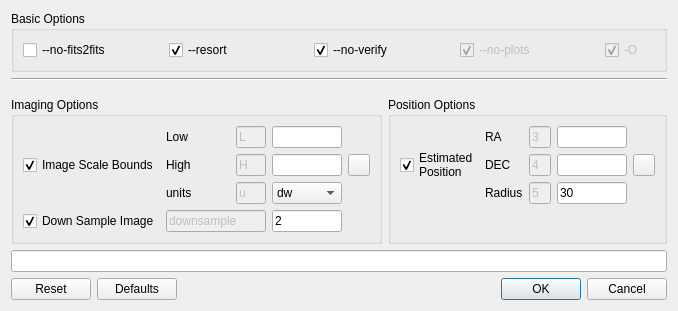
KDE/kstars, file kstars/ekos/align/astrometryoptions.ui: the form before one commit.
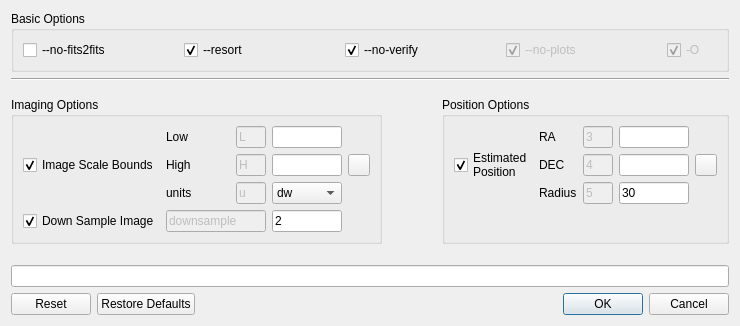
The form after the commit. Custom widgets are drawn as their Qt base class.

Commit message: ekos: use QDialogButtonBox also for Reset and Defaults buttons

```diff
--- a/kstars/ekos/align/astrometryoptions.ui
+++ b/kstars/ekos/align/astrometryoptions.ui
@@ -6,8 +6,8 @@
    <rect>
     <x>0</x>
     <y>0</y>
-    <width>641</width>
-    <height>289</height>
+    <width>740</width>
+    <height>326</height>
    </rect>
   </property>
   <property name="windowTitle">
@@ -642,38 +642,11 @@
     </widget>
    </item>
    <item>
-    <layout class="QHBoxLayout" name="horizontalLayout_3">
-     <property name="topMargin">
-      <number>0</number>
+    <widget class="QDialogButtonBox" name="buttonBox">
+     <property name="standardButtons">
+      <set>QDialogButtonBox::Cancel|QDialogButtonBox::Ok|QDialogButtonBox::Reset|QDialogButtonBox::RestoreDefaults</set>
      </property>
-     <item>
-      <widget class="QPushButton" name="resetB">
-       <property name="toolTip">
-        <string>&lt;html&gt;&lt;head/&gt;&lt;body&gt;&lt;p&gt;Reloads the original options from before you started the editor.&lt;/p&gt;&lt;/body&gt;&lt;/html&gt;</string>
-       </property>
-       <property name="text">
-        <string>Reset</string>
-       </property>
-      </widget>
-     </item>
-     <item>
-      <widget class="QPushButton" name="defaultB">
-       <property name="toolTip">
-        <string>&lt;html&gt;&lt;head/&gt;&lt;body&gt;&lt;p&gt;Replaces the Options with the default option set&lt;/p&gt;&lt;/body&gt;&lt;/html&gt;</string>
-       </property>
-       <property name="text">
-        <string>Defaults</string>
-       </property>
-      </widget>
-     </item>
-     <item>
-      <widget class="QDialogButtonBox" name="buttonBox">
-       <property name="standardButtons">
-        <set>QDialogButtonBox::Cancel|QDialogButtonBox::Ok</set>
-       </property>
-      </widget>
-     </item>
-    </layout>
+    </widget>
    </item>
   </layout>
  </widget>
```
The commit also changes 1 other file.
